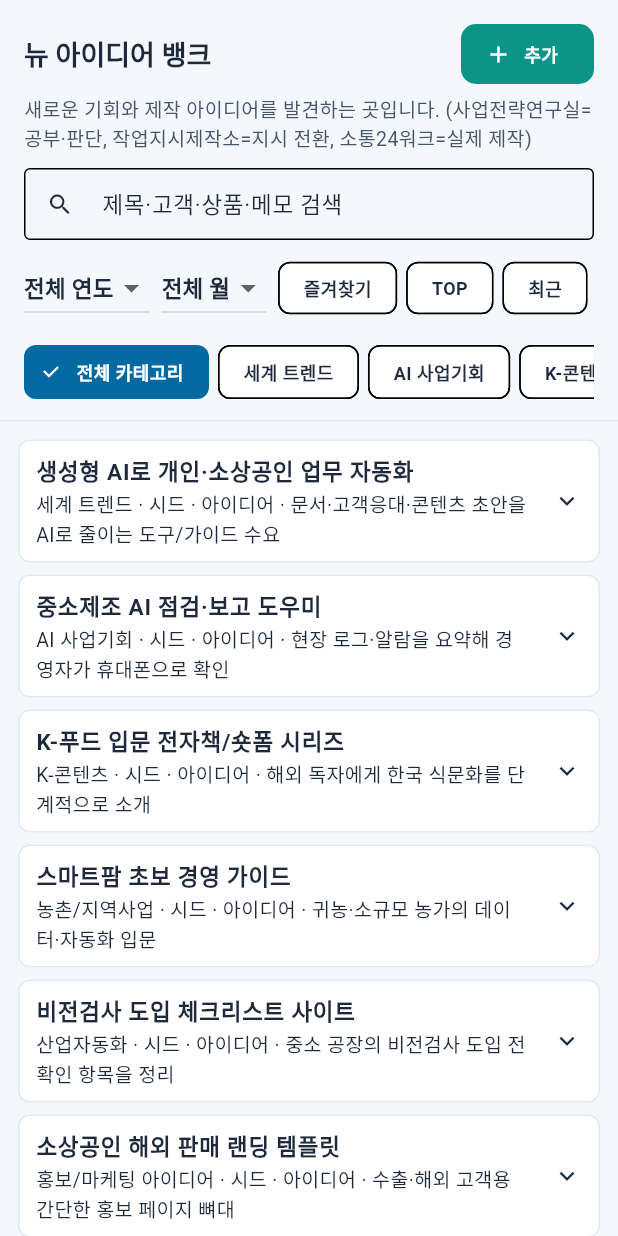
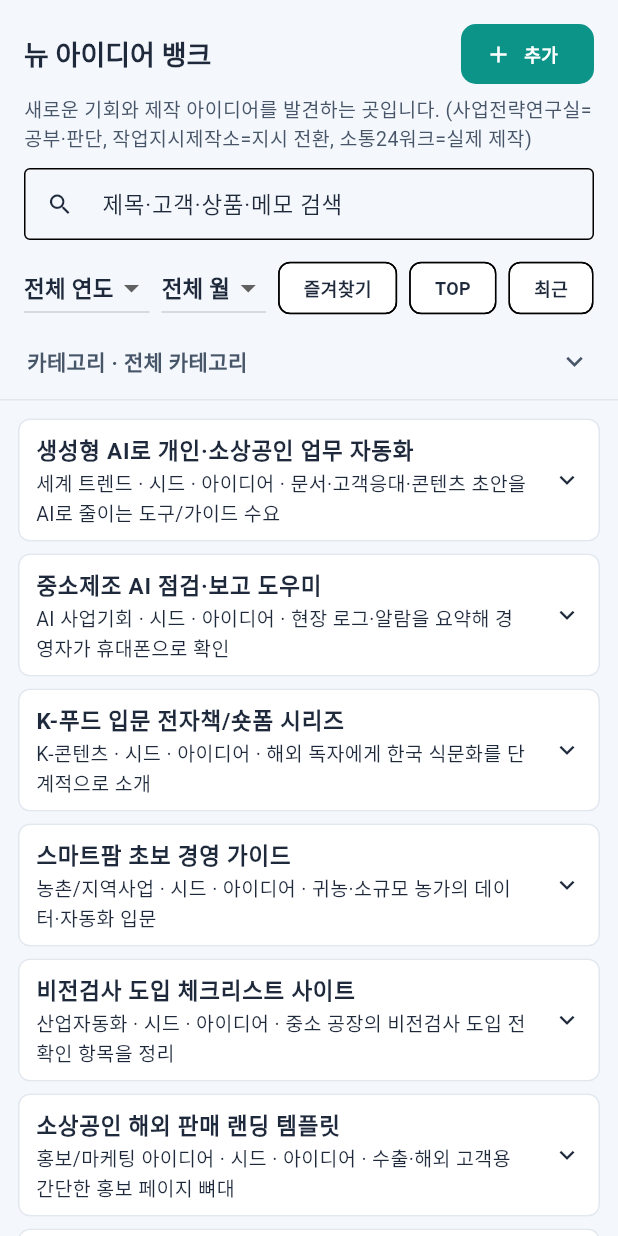
Before and after one commit to jtjeon73-hue/SotongwareControl, a Flutter app: the IdeaBankScreen widget shown alone on an empty page, opened directly, on a phone screen of 412 x 824 dp. Run offline on Flutter 3.47's test engine with Material 3 defaults, Android fonts, the phone set to English and light mode, and no system bars; our stand-ins replace cloud_firestore, firebase_auth, firebase_core, shared_preferences, web; missing offline and left inert: dart:js_interop; accounts and stored records are empty; statements that could not run were skipped.

Commit message:
fix: 뉴 아이디어 뱅크 카테고리 필터가 가로로 잘리지 않도록 Wrap한다
Co-authored-by: Cursor <cursoragent@cursor.com>

```diff
--- a/lib/screens/idea_bank_screen.dart
+++ b/lib/screens/idea_bank_screen.dart
@@ -26,6 +26,8 @@ class _IdeaBankScreenState extends State<IdeaBankScreen> {
   bool _recentOnly = false;
   bool _topOnly = false;
   String? _categoryFilter;
+  /// 모바일에서 카테고리 Wrap을 접기/펼치기. PC는 항상 펼침.
+  bool _categoryExpanded = false;
 
   @override
   void initState() {
@@ -245,9 +247,10 @@ class _IdeaBankScreenState extends State<IdeaBankScreen> {
                 ),
               ),
               const SizedBox(height: 8),
-              SingleChildScrollView(
-                scrollDirection: Axis.horizontal,
-                child: Row(
+              Wrap(
+                spacing: 8,
+                runSpacing: 8,
+                crossAxisAlignment: WrapCrossAlignment.center,
                 children: [
                   DropdownButton<int?>(
                     value: _yearFilter,
@@ -265,7 +268,6 @@ class _IdeaBankScreenState extends State<IdeaBankScreen> {
                       _monthFilter = null;
                     }),
                   ),
-                    const SizedBox(width: 8),
                   DropdownButton<int?>(
                     value: _monthFilter,
                     hint: const Text('월'),
@@ -279,19 +281,16 @@ class _IdeaBankScreenState extends State<IdeaBankScreen> {
                     ],
                     onChanged: (v) => setState(() => _monthFilter = v),
                   ),
-                    const SizedBox(width: 8),
                   FilterChip(
                     label: const Text('즐겨찾기'),
                     selected: _favoritesOnly,
                     onSelected: (v) => setState(() => _favoritesOnly = v),
                   ),
-                    const SizedBox(width: 6),
                   FilterChip(
                     label: const Text('TOP'),
                     selected: _topOnly,
                     onSelected: (v) => setState(() => _topOnly = v),
                   ),
-                    const SizedBox(width: 6),
                   FilterChip(
                     label: const Text('최근'),
                     selected: _recentOnly,
@@ -299,29 +298,8 @@ class _IdeaBankScreenState extends State<IdeaBankScreen> {
                   ),
                 ],
               ),
-              ),
               const SizedBox(height: 8),
-              SingleChildScrollView(
-                scrollDirection: Axis.horizontal,
-                child: Row(
-                  children: [
-                    FilterChip(
-                      label: const Text('전체 카테고리'),
-                      selected: _categoryFilter == null,
-                      onSelected: (_) => setState(() => _categoryFilter = null),
-                    ),
-                    const SizedBox(width: 6),
-                    for (final c in IdeaBankCategories.all) ...[
-                      FilterChip(
-                        label: Text(IdeaBankCategories.labelKo(c)),
-                        selected: _categoryFilter == c,
-                        onSelected: (_) => setState(() => _categoryFilter = c),
-                      ),
-                      const SizedBox(width: 6),
-                    ],
-                  ],
-                ),
-              ),
+              _buildCategoryFilters(context),
             ],
           ),
         ),
@@ -510,6 +488,73 @@ class _IdeaBankScreenState extends State<IdeaBankScreen> {
     );
   }
 
+  Widget _buildCategoryFilters(BuildContext context) {
+    final isMobile = MediaQuery.sizeOf(context).width < 768;
+    final wrap = Wrap(
+      spacing: 6,
+      runSpacing: 6,
+      children: [
+        FilterChip(
+          label: const Text('전체 카테고리'),
+          selected: _categoryFilter == null,
+          onSelected: (_) => setState(() => _categoryFilter = null),
+        ),
+        for (final c in IdeaBankCategories.all)
+          FilterChip(
+            label: Text(IdeaBankCategories.labelKo(c)),
+            selected: _categoryFilter == c,
+            onSelected: (_) => setState(() => _categoryFilter = c),
+          ),
+      ],
+    );
+
+    if (!isMobile) return wrap;
+
+    final selectedLabel = _categoryFilter == null
+        ? '전체 카테고리'
+        : IdeaBankCategories.labelKo(_categoryFilter!);
+
+    return Column(
+      crossAxisAlignment: CrossAxisAlignment.stretch,
+      children: [
+        Material(
+          color: Colors.transparent,
+          child: InkWell(
+            onTap: () =>
+                setState(() => _categoryExpanded = !_categoryExpanded),
+            borderRadius: BorderRadius.circular(8),
+            child: Padding(
+              padding: const EdgeInsets.symmetric(vertical: 6, horizontal: 2),
+              child: Row(
+                children: [
+                  Expanded(
+                    child: Text(
+                      _categoryExpanded
+                          ? '카테고리'
+                          : '카테고리 · $selectedLabel',
+                      style: const TextStyle(
+                        fontWeight: FontWeight.w600,
+                        fontSize: 14,
+                      ),
+                    ),
+                  ),
+                  Icon(
+                    _categoryExpanded
+                        ? Icons.expand_less
+                        : Icons.expand_more,
+                    size: 22,
+                    color: ControlColors.textSecondary,
+                  ),
+                ],
+              ),
+            ),
+          ),
+        ),
+        if (_categoryExpanded) ...[const SizedBox(height: 6), wrap],
+      ],
+    );
+  }
+
   Widget _ideaLine(String label, String value) {
     return Padding(
       padding: const EdgeInsets.only(bottom: 6),
```
Also changed, not shown: 1 other file. Lines whose indentation alone changed are shown as unchanged.
